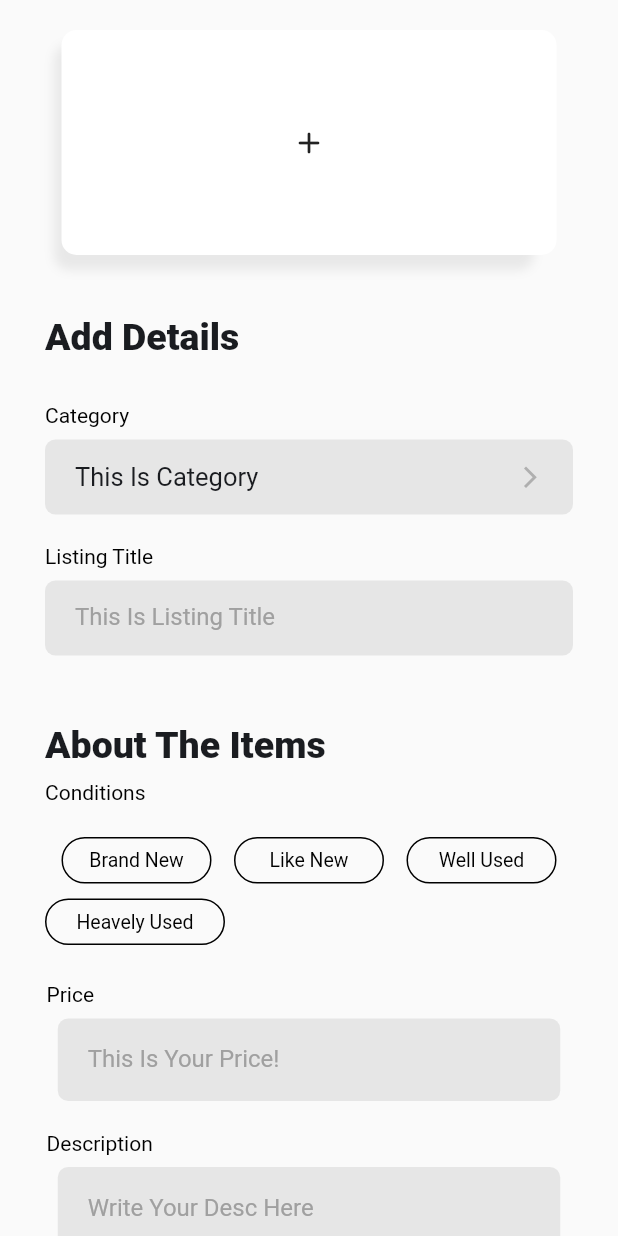
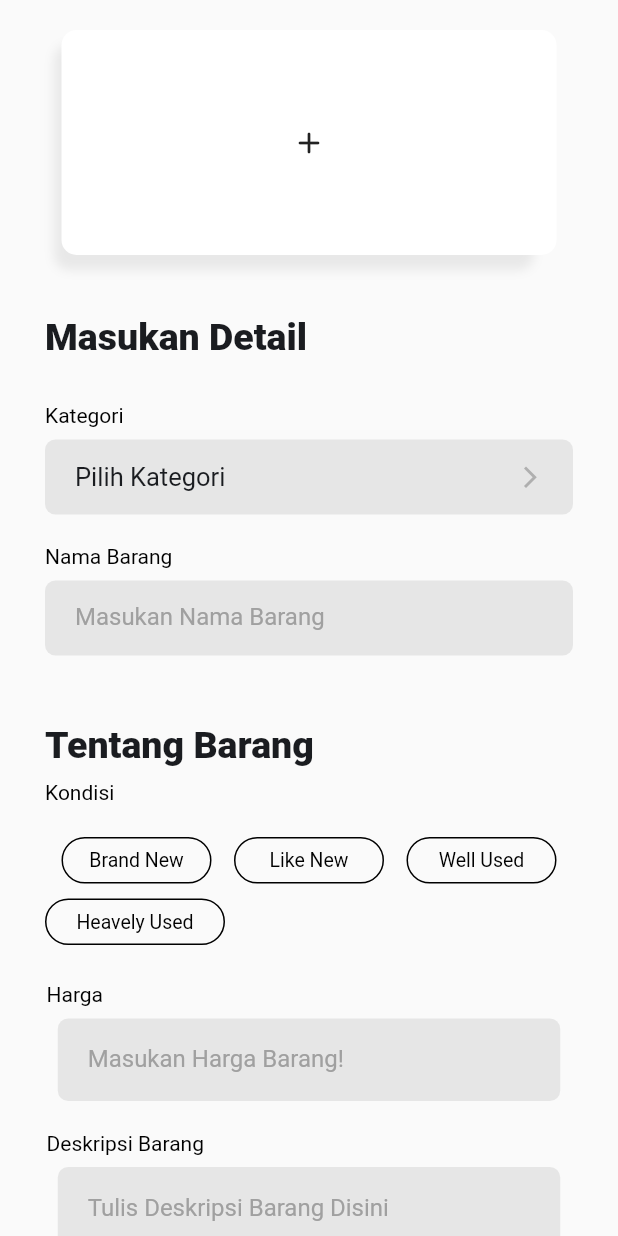
Before and after one commit to theodhorex/loakin_app_new, a Flutter app: the AddPage screen opened directly, on a phone screen of 412 x 824 dp. Run offline on Flutter 3.47's test engine with Material 2 defaults, Android fonts, the light colour scheme and no system bars; our stand-ins replace cloud_firestore, dots_indicator, file_picker, firebase_auth, firebase_core, firebase_storage and 3 more; accounts and stored records are empty.

Commit message:
New Repo

```diff
--- a/lib/asset/widgets/icon_and_text_widget_detail.dart
+++ b/lib/asset/widgets/icon_and_text_widget_detail.dart
@@ -55,7 +55,7 @@ class IconAndTextDetail extends StatelessWidget {
           Row(
             children: [
               Padding(padding: EdgeInsets.only(left: 17)),
-              BigText(text: "Description"),
+              BigText(text: "Deskripsi"),
             ],
           ),
           SizedBox(
@@ -72,7 +72,7 @@ class IconAndTextDetail extends StatelessWidget {
                         icon: Icons.access_time_outlined,
                         iconColor: Color.fromARGB(193, 0, 0, 0)),
                     SmallText(
-                      text: "2 minutes ago by Theodhore.com",
+                      text: "oleh Theodhore Riyanto",
                       color: Colors.black,
                     )
                   ],
@@ -90,7 +90,7 @@ class IconAndTextDetail extends StatelessWidget {
                         icon: Icons.crop_3_2_outlined,
                         iconColor: Color.fromARGB(193, 0, 0, 0)),
                     SmallText(
-                      text: "Used",
+                      text: "Brand New",
                       color: Colors.black,
                     )
                   ],
@@ -108,7 +108,7 @@ class IconAndTextDetail extends StatelessWidget {
                         icon: Icons.note,
                         iconColor: Color.fromARGB(193, 0, 0, 0)),
                     SmallText(
-                      text: "FS !! TDP 38JT, Harga Kredit 160JT & Cash 175JT",
+                      text: "OK",
                       color: Colors.black,
                     )
                   ],
@@ -122,7 +122,7 @@ class IconAndTextDetail extends StatelessWidget {
           Row(
             children: [
               Padding(padding: EdgeInsets.only(left: 17)),
-              BigText(text: "Getting This"),
+              BigText(text: "Metode Pembayaran"),
             ],
           ),
           SizedBox(
@@ -139,7 +139,7 @@ class IconAndTextDetail extends StatelessWidget {
                         icon: Icons.handshake,
                         iconColor: Color.fromARGB(193, 0, 0, 0)),
                     SmallText(
-                      text: "Meet-Up",
+                      text: "COD",
                       color: Colors.black,
                     )
                   ],
@@ -168,12 +168,12 @@ class IconAndTextDetail extends StatelessWidget {
           SizedBox(
             height: 20,
           ),
-          Row(
-            children: [
-              Padding(padding: EdgeInsets.only(left: 17)),
-              BigText(text: "Meet The Seller"),
-            ],
-          ),
+          // Row(
+          //   children: [
+          //     Padding(padding: EdgeInsets.only(left: 17)),
+          //     BigText(text: "Meet The Seller"),
+          //   ],
+          // ),
           SizedBox(
             height: 10,
           ),
--- a/lib/main.dart
+++ b/lib/main.dart
@@ -2,6 +2,7 @@ import 'package:firebase_core/firebase_core.dart';
 import 'package:flutter/material.dart';
 import 'package:loakin/home/final_mainscreen.dart';
 import 'package:loakin/pages/addpages.dart';
+import 'package:loakin/pages/after_splash.dart';
 import 'package:loakin/pages/profilepage.dart';
 import 'package:loakin/pages/recommend_item_detail.dart';
 import 'package:loakin/pages/recommend_item_details.dart';
@@ -28,7 +29,7 @@ class MyApp extends StatelessWidget {
       theme: ThemeData(
         primarySwatch: Colors.blue,
       ),
-      home: SignIn(),
+      home: AfterSplash(),
     );
   }
 }
--- a/lib/model/postingan_model.dart
+++ b/lib/model/postingan_model.dart
@@ -1,34 +1,37 @@
 class PostinganModel {
-  final String image;
-  final String category;
-  final String title;
-  final String conditions;
-  final String price;
-  final String description;
-  final List dealMethod;
+  final String gambar;
+  final String kategori;
+  final String nama_barang;
+  final String kondisi;
+  final String harga;
+  final String deskripsi;
+  final List metodePembayaran;
+  final String? pengguna;
 
   PostinganModel(
-      {required this.category,
-      required this.image,
-      required this.title,
-      required this.conditions,
-      required this.price,
-      required this.description,
-      required this.dealMethod});
+      {required this.kategori,
+      this.pengguna,
+      required this.gambar,
+      required this.nama_barang,
+      required this.kondisi,
+      required this.harga,
+      required this.deskripsi,
+      required this.metodePembayaran});
 
   static PostinganModel fromJson(Map<String, dynamic> json) {
     return PostinganModel(
-        image: json['image'],
-        category: json['category'],
-        title: json['title'],
-        conditions: json['conditions'],
-        price: json['price'],
-        description: json['description'],
-        dealMethod: json['dealMethod']);
+        gambar: json['gambar'],
+        kategori: json['kategori'],
+        nama_barang: json['nama_barang'],
+        kondisi: json['kondisi'],
+        harga: json['harga'],
+        deskripsi: json['deskripsi'],
+        metodePembayaran: json['metodePembayaran'],
+        pengguna: json['pengguna']);
   }
 
   Map<String, dynamic> toJson() {
-    List list = dealMethod.map((e) {
+    List list = metodePembayaran.map((e) {
       if (e["value"] != false) {
         return e;
       }
@@ -38,13 +41,14 @@ class PostinganModel {
     // var l = list.removeWhere((element) => element == null);
 
     return {
-      "image": image,
-      "category": category,
-      "title": title,
-      "conditions": conditions,
-      "price": price,
-      "description": description,
-      "dealMethod": list
+      "image": gambar,
+      "category": kategori,
+      "title": nama_barang,
+      "conditions": kondisi,
+      "price": harga,
+      "description": deskripsi,
+      "dealMethod": list,
+      "user" : pengguna
     };
   }
 }
--- a/lib/pages/addpages.dart
+++ b/lib/pages/addpages.dart
@@ -2,6 +2,7 @@ import 'dart:io';
 
 import 'package:cloud_firestore/cloud_firestore.dart';
 import 'package:file_picker/file_picker.dart';
+import 'package:firebase_auth/firebase_auth.dart';
 import 'package:firebase_core/firebase_core.dart';
 import 'package:firebase_storage/firebase_storage.dart';
 import 'package:flutter/material.dart';
@@ -10,6 +11,7 @@ import 'package:loakin/asset/widgets/big_text.dart';
 import 'package:loakin/home/final_mainscreen.dart';
 import 'package:loakin/model/categorydata.dart';
 import 'package:loakin/model/postingan_model.dart';
+import 'package:loakin/model/user_model.dart';
 import 'package:loakin/pages/postcategory.dart';
 
 import 'package:loakin/asset/colors.dart';
@@ -31,8 +33,8 @@ class _AddPageState extends State<AddPage> {
 
   // Array
   List<Map<String, dynamic>> data = [
-    {'name': 'Mailing & Delivery', 'value': false},
-    {'name': 'Meet Up', 'value': false}
+    {'name': 'Pemesanan & Pengiriman', 'value': false},
+    {'name': 'COD', 'value': false}
   ];
 
   // Variables
@@ -44,6 +46,9 @@ class _AddPageState extends State<AddPage> {
   PlatformFile? pickedFile;
   final currencyFormatter =
       NumberFormat.currency(locale: 'ID', symbol: "Rp. ", decimalDigits: 0);
+  User? user = FirebaseAuth.instance.currentUser;
+  UserModel? loggedInUser;
+  var users;
 
   // Function
 
@@ -54,6 +59,18 @@ class _AddPageState extends State<AddPage> {
   void _onClick(String? value) {
     // Conditions Field Functions
     conditions = value;
+  }
+
+  Future _getUser() async {
+    await FirebaseFirestore.instance
+        .collection("users")
+        .doc(user!.uid)
+        .get()
+        .then((value) {
+      print("object");
+      loggedInUser = UserModel.fromMap(value.data());
+    });
+    return "logged!";
   }
 
   // Select File To Locale Upload
@@ -145,7 +162,7 @@ class _AddPageState extends State<AddPage> {
                 children: [
                   Padding(padding: EdgeInsets.only(left: 30)),
                   BigText(
-                    text: "Add Details",
+                    text: "Masukan Detail",
                     size: 25,
                     fw: FontWeight.w800,
                   ),
@@ -159,7 +176,7 @@ class _AddPageState extends State<AddPage> {
                     Row(
                       children: [
                         SmallText(
-                          text: "Category",
+                          text: "Kategori",
                           color: Colors.black,
                           size: 14,
                         ),
@@ -188,7 +205,7 @@ class _AddPageState extends State<AddPage> {
                             children: [
                               widget.category != null
                                   ? BigText(text: widget.category!.category)
-                                  : BigText(text: "This Is Category"),
+                                  : BigText(text: "Pilih Kategori"),
                               Icon(
                                 Icons.arrow_forward_ios,
                                 size: 17,
@@ -203,7 +220,7 @@ class _AddPageState extends State<AddPage> {
                     Row(
                       children: [
                         SmallText(
-                          text: "Listing Title",
+                          text: "Nama Barang",
                           color: Colors.black,
                           size: 14,
                         ),
@@ -222,7 +239,7 @@ class _AddPageState extends State<AddPage> {
                         child: TextField(
                           controller: title,
                           decoration: InputDecoration(
-                              hintText: "This Is Listing Title",
+                              hintText: "Masukan Nama Barang",
                               hintStyle: TextStyle(
                                   color: Color.fromARGB(255, 160, 160, 160)),
                               border: InputBorder.none),
@@ -237,7 +254,7 @@ class _AddPageState extends State<AddPage> {
                 children: [
                   Padding(padding: EdgeInsets.only(left: 30)),
                   BigText(
-                    text: "About The Items",
+                    text: "Tentang Barang",
                     size: 25,
                     fw: FontWeight.w800,
                   ),
@@ -253,7 +270,7 @@ class _AddPageState extends State<AddPage> {
                             Padding(
                                 padding: EdgeInsets.only(left: 30, top: 35)),
                             SmallText(
-                              text: "Conditions",
+                              text: "Kondisi",
                               color: Colors.black,
                               size: 14,
                             )
@@ -382,7 +399,7 @@ class _AddPageState extends State<AddPage> {
                           children: [
                             Padding(padding: EdgeInsets.only(left: 31)),
                             SmallText(
-                              text: "Price",
+                              text: "Harga",
                               color: Colors.black,
                               size: 14,
                             )
@@ -402,7 +419,7 @@ class _AddPageState extends State<AddPage> {
                             child: TextField(
                               controller: price,
                               decoration: InputDecoration(
-                                  hintText: "This Is Your Price!",
+                                  hintText: "Masukan Harga Barang!",
                                   border: InputBorder.none,
                                   hintStyle: TextStyle(
                                       color:
@@ -415,7 +432,7 @@ class _AddPageState extends State<AddPage> {
                           children: [
                             Padding(padding: EdgeInsets.only(left: 31)),
                             SmallText(
-                              text: "Description",
+                              text: "Deskripsi Barang",
                               color: Colors.black,
                               size: 14,
                             )
@@ -436,7 +453,7 @@ class _AddPageState extends State<AddPage> {
                             maxLines: null,
                             keyboardType: TextInputType.multiline,
                             decoration: InputDecoration(
-                                hintText: "Write Your Desc Here",
+                                hintText: "Tulis Deskripsi Barang Disini",
                                 border: InputBorder.none,
                                 hintStyle: TextStyle(
                                     color: Color.fromARGB(255, 160, 160, 160))),
@@ -454,7 +471,7 @@ class _AddPageState extends State<AddPage> {
                 children: [
                   Padding(padding: EdgeInsets.only(left: 30)),
                   BigText(
-                    text: "Deal Method",
+                    text: "Metode Pembayaran",
                     size: 25,
                     fw: FontWeight.w800,
                   ),
@@ -480,7 +497,6 @@ class _AddPageState extends State<AddPage> {
               SizedBox(
                 height: 20,
               ),
-              IconButton(onPressed: _getImage, icon: Icon(Icons.alarm)),
               FlatButton(
                 minWidth: 350,
                 height: 55,
@@ -488,19 +504,19 @@ class _AddPageState extends State<AddPage> {
                 shape: RoundedRectangleBorder(
                     borderRadius: BorderRadius.circular(8)),
                 child: BigText(
-                  text: "Post It!",
+                  text: "Kirim Postingan!",
                   color: Colors.white,
                 ),
                 onPressed: () async {
                   final prices = int.parse(price.text);
                   PostinganModel posti = PostinganModel(
-                      image: pickedFile!.name,
-                      category: "First Post",
-                      title: title.text,
-                      conditions: conditions,
-                      price: currencyFormatter.format(prices),
-                      description: description.text,
-                      dealMethod: data);
+                      gambar: pickedFile!.name,
+                      kategori: "First Post",
+                      nama_barang: title.text,
+                      kondisi: conditions,
+                      harga: currencyFormatter.format(prices),
+                      deskripsi: description.text,
+                      metodePembayaran: data);
                   var ids = await post(posti);
                   await uploadFile();
                   title.clear();
```
Also changed, not shown: lib/asset/widgets/icon_category.dart (+5 -3 lines), lib/home/final_mainscreen.dart (+4 -4 lines), lib/home/page_body.dart (+16 -9 lines), lib/pages/after_splash.dart (added, +111 -0 lines), lib/pages/profilepage.dart (+5 -7 lines), lib/pages/recommend_item_details.dart (+4 -5 lines), lib/pages/settings.dart (+22 -8 lines), lib/pages/signin.dart (+7 -7 lines), lib/pages/signup.dart (+17 -17 lines), pubspec.yaml (+8 -2 lines), assets/image/app_icon.png (added), assets/image/backscreen.png (added), assets/image/main_screen_loakin.png (added), pubspec.lock, 44 other files.
